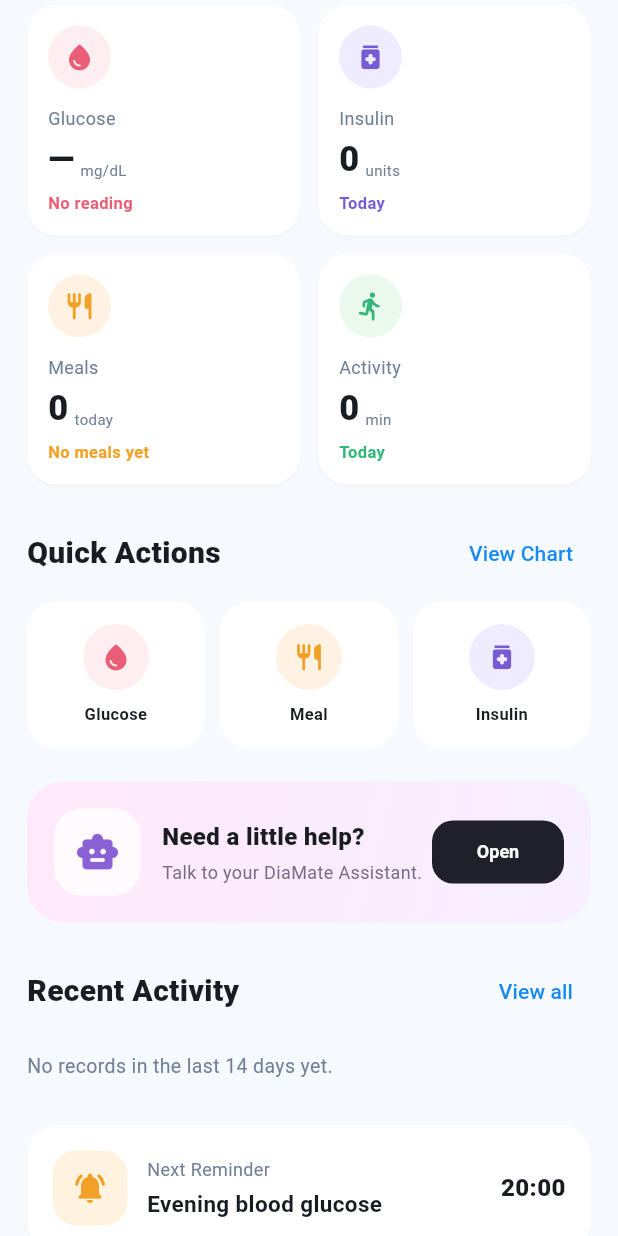
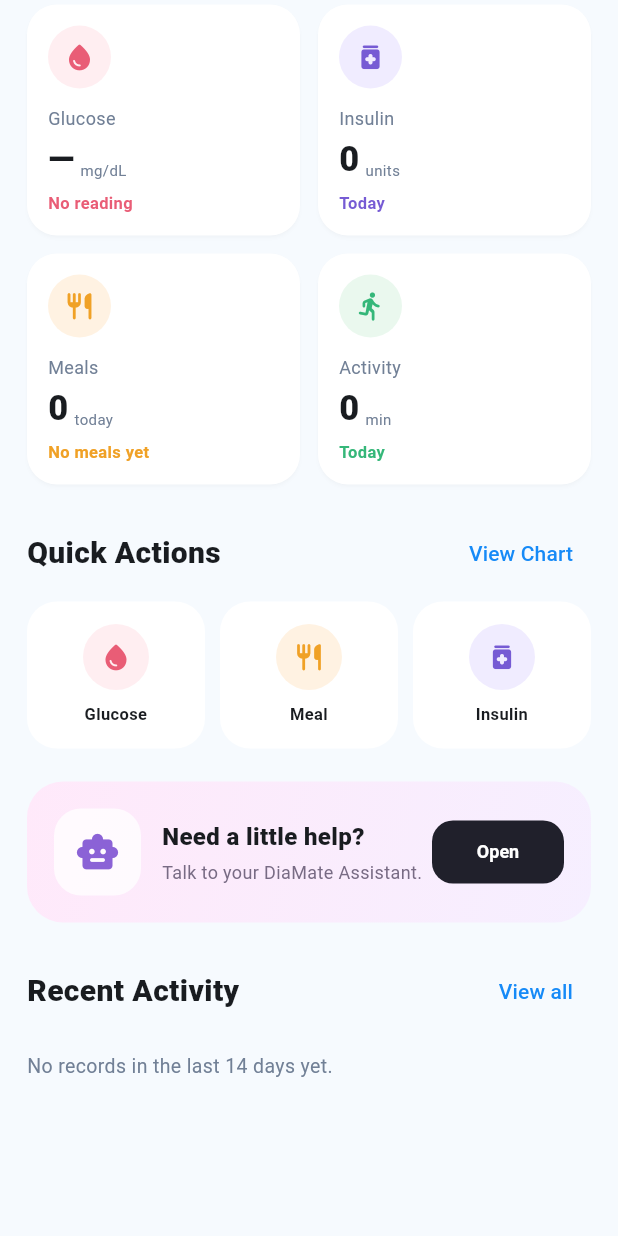
Before and after one commit to AyshenSaglamer/CMPE406---Graduation-Project, a Flutter app: the _HomeTab widget shown alone on an empty page, opened directly, scrolled down 292 dp, on a phone screen of 412 x 824 dp. Run offline on Flutter 3.47's test engine with Material 3 defaults, Android fonts, the phone set to English and light mode, and no system bars; our stand-ins replace fl_chart, flutter_local_notifications, flutter_secure_storage, flutter_timezone, image_picker, pdf and 2 more; missing offline and left inert: record; accounts and stored records are empty; project files that could hold a hidden picture were left out.

Commit message:
fix(frontend): home Next Reminder card shows the real next reminder
The card was a fixed sample ("Evening blood glucose 20:00") even with
no reminders. It now reads the reminders API: the next one from now
(rest of today, then the coming 7 days), "Tomorrow"/weekday when not
today, hidden when there is none. Tapping it opens the Reminders tab.
nextReminder() in reminder_store.dart, with tests.

```diff
--- a/frontend/lib/screens/dashboard_screen.dart
+++ b/frontend/lib/screens/dashboard_screen.dart
@@ -663,8 +663,7 @@ class _HomeTab extends StatelessWidget {
               );
             },
           ),
-          const SizedBox(height: 22),
-          _buildReminderCard(context),
+          const _NextReminderCard(),
         ],
       ),
     );
@@ -799,9 +798,69 @@ class _HomeTab extends StatelessWidget {
       ),
     );
   }
-
-  Widget _buildReminderCard(BuildContext context) {
-    return Card(
+}
+
+/// The patient's next reminder (rest of today, else the coming days), read
+/// from the reminders API. Hidden when there is none or it cannot be loaded;
+/// tapping it opens the Reminders tab.
+class _NextReminderCard extends StatefulWidget {
+  const _NextReminderCard();
+
+  @override
+  State<_NextReminderCard> createState() => _NextReminderCardState();
+}
+
+class _NextReminderCardState extends State<_NextReminderCard> {
+  static const _weekdays = ['Mon', 'Tue', 'Wed', 'Thu', 'Fri', 'Sat', 'Sun'];
+
+  (Reminder, DateTime)? next;
+
+  @override
+  void initState() {
+    super.initState();
+    _load();
+  }
+
+  Future<void> _load() async {
+    try {
+      final reminders = await reminderStore.list();
+      if (mounted) {
+        setState(() => next = nextReminder(reminders, DateTime.now()));
+      }
+    } on ApiException {
+      // Same as no reminder: the card stays hidden.
+    }
+  }
+
+  /// "Next Reminder", "Next Reminder · Tomorrow", "Next Reminder · Fri"
+  static String _label(DateTime at, DateTime now) {
+    final today = DateTime(now.year, now.month, now.day);
+    final days = DateTime(at.year, at.month, at.day).difference(today).inDays;
+    if (days == 0) {
+      return 'Next Reminder';
+    }
+    if (days == 1) {
+      return 'Next Reminder · Tomorrow';
+    }
+    return 'Next Reminder · ${_weekdays[at.weekday - 1]}';
+  }
+
+  @override
+  Widget build(BuildContext context) {
+    final found = next;
+    if (found == null) {
+      return const SizedBox.shrink();
+    }
+    final (reminder, at) = found;
+
+    return Padding(
+      padding: const EdgeInsets.only(top: 22),
+      child: Card(
+        clipBehavior: Clip.antiAlias,
+        child: InkWell(
+          onTap: () => context
+              .findAncestorStateOfType<_DashboardScreenState>()
+              ?._onNavigationSelected(3),
           child: Padding(
             padding: const EdgeInsets.all(17),
             child: Row(
@@ -819,27 +878,41 @@ class _HomeTab extends StatelessWidget {
                   ),
                 ),
                 const SizedBox(width: 13),
-            const Expanded(
+                Expanded(
                   child: Column(
                     crossAxisAlignment: CrossAxisAlignment.start,
                     children: [
                       Text(
-                    'Next Reminder',
-                    style: TextStyle(fontSize: 12, color: Color(0xFF718096)),
-                  ),
-                  SizedBox(height: 4),
-                  Text(
-                    'Evening blood glucose',
-                    style: TextStyle(fontSize: 15, fontWeight: FontWeight.w700),
-                  ),
-                ],
-              ),
-            ),
-            const Text(
-              '20:00',
-              style: TextStyle(fontSize: 16, fontWeight: FontWeight.w800),
-            ),
-          ],
+                        _label(at, DateTime.now()),
+                        style: const TextStyle(
+                          fontSize: 12,
+                          color: Color(0xFF718096),
+                        ),
+                      ),
+                      const SizedBox(height: 4),
+                      Text(
+                        reminder.title,
+                        maxLines: 1,
+                        overflow: TextOverflow.ellipsis,
+                        style: const TextStyle(
+                          fontSize: 15,
+                          fontWeight: FontWeight.w700,
+                        ),
+                      ),
+                    ],
+                  ),
+                ),
+                const SizedBox(width: 10),
+                Text(
+                  reminder.timeText,
+                  style: const TextStyle(
+                    fontSize: 16,
+                    fontWeight: FontWeight.w800,
+                  ),
+                ),
+              ],
+            ),
+          ),
         ),
       ),
     );
```
Also changed, not shown: frontend/lib/data/reminder_store.dart (+23 -0 lines), 1 other file. Lines whose indentation alone changed are shown as unchanged.
